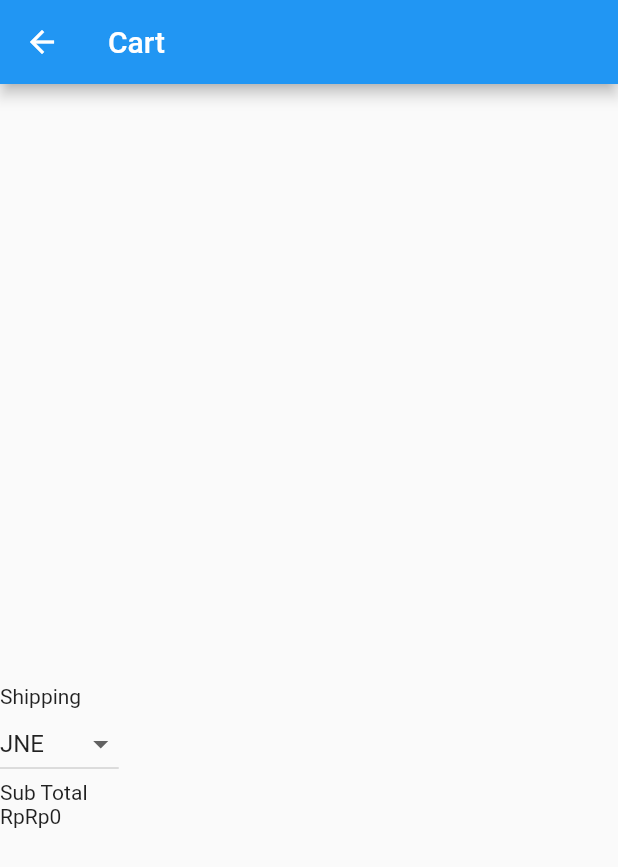
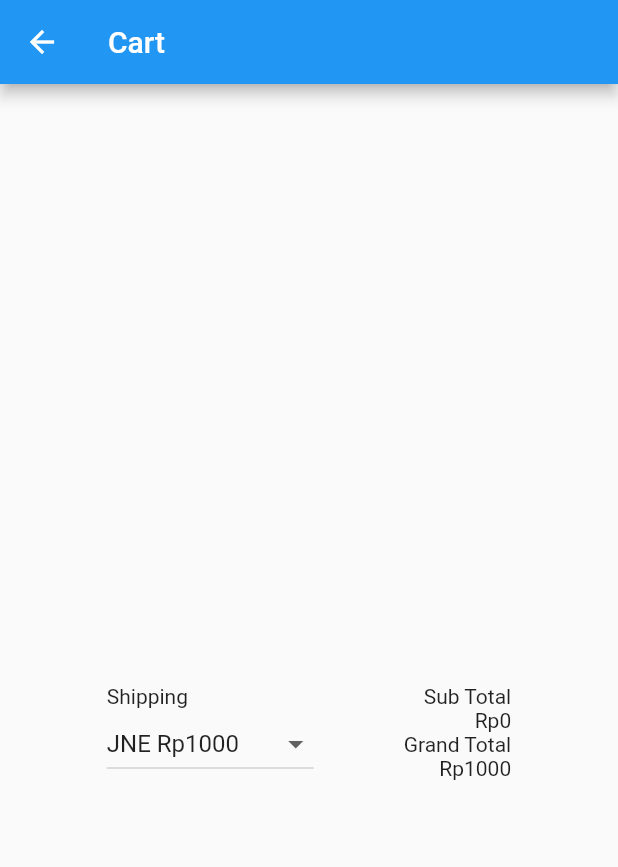
Before and after one commit to haniifac/proghyb_tts, a Flutter app: the screen it shows after launch, after a tap on the "shopping cart" icon, on a phone screen of 412 x 824 dp. Shown: the top 867 px of the screen. Run offline on Flutter 3.47's test engine with Material 2 defaults, Android fonts, the phone set to English and light mode, and no system bars.

Commit message:
bisa grand total dan pilih shipping

```diff
--- a/lib/cart_page.dart
+++ b/lib/cart_page.dart
@@ -10,12 +10,12 @@ class CartArguments{
   CartArguments(this.cart);
 }
 
-List<DropdownMenuItem<String>> get dropdownItems{
-  List<DropdownMenuItem<String>> menuItems = [
-    DropdownMenuItem(child: Text("JNE"),value: "JNE"),
-    DropdownMenuItem(child: Text("TIKI"),value: "TIKI"),
-    DropdownMenuItem(child: Text("SiCepat"),value: "SiCepat"),
-    DropdownMenuItem(child: Text("JNT"),value: "JNT"),
+List<DropdownMenuItem<int>> get dropdownItems{
+  List<DropdownMenuItem<int>> menuItems = [
+    DropdownMenuItem(child: Text("JNE Rp1000"),value: 1000),
+    DropdownMenuItem(child: Text("TIKI Rp2000"),value: 2000),
+    DropdownMenuItem(child: Text("SiCepat Rp3000"),value: 3000),
+    DropdownMenuItem(child: Text("JNT Rp4000"),value: 4000),
   ];
   return menuItems;
 }
@@ -36,10 +36,11 @@ class _CartPageState extends State<CartPage> {
     ScaffoldMessenger.of(context).showSnackBar(snackbar);
   }
 
-  String selectedKurir = "JNE";
+  int selectedKurir = 1000;
 
   HashMap subPrices = HashMap<String, double>();
   String subTotalString = "Rp0";
+  String grandTotalString = "Rp1000";
 
   updateText(String name, double newPrice) {
     setState(() {
@@ -53,6 +54,12 @@ class _CartPageState extends State<CartPage> {
     });
   }
 
+  updateGrandtotalString(double newPrice) {
+    setState(() {
+      grandTotalString = "Rp${newPrice}";
+    });
+  }
+
   @override
   Widget build(BuildContext context) {
     var args = ModalRoute.of(context)!.settings.arguments as CartArguments;
@@ -63,7 +70,6 @@ class _CartPageState extends State<CartPage> {
       ),
       body: SafeArea(
         child: Column(
-          crossAxisAlignment: CrossAxisAlignment.start,
           children: [
             SizedBox(
               height: 400,
@@ -104,6 +110,7 @@ class _CartPageState extends State<CartPage> {
 
                                     subTotal = countSubTotal(subPrices.values.toList());
                                     updateSubtotalString(subTotal);
+                                    updateGrandtotalString(subTotal + selectedKurir.toDouble());
 
                                     print(subPrices[args.cart[index].name].toString());
                                   },
@@ -124,18 +131,42 @@ class _CartPageState extends State<CartPage> {
                   }
               ),
             ),
+            Container(
+              child: Row(
+                mainAxisAlignment: MainAxisAlignment.center,
+                children: [
+                  Container(
+                    margin: EdgeInsets.only(right: 60),
+                    child: Column(
+                      crossAxisAlignment: CrossAxisAlignment.start,
+                      children: [
                         Text("Shipping"),
                         DropdownButton(
                           value: selectedKurir,
-              onChanged: (String? newValue){
+                          onChanged: (int? newValue){
                             setState(() {
                               selectedKurir = newValue!;
+                              var subTotal = countSubTotal(subPrices.values.toList());
+                              updateGrandtotalString(subTotal + selectedKurir.toDouble());
                             });
                           },
                           items: dropdownItems,
                         ),
+                      ],
+                    ),
+                  ),
+                  Column(
+                    crossAxisAlignment: CrossAxisAlignment.end,
+                    children: [
                       Text("Sub Total"),
-            Text("Rp${subTotalString}")
+                      Text("${subTotalString}"),
+                      Text("Grand Total"),
+                      Text("${grandTotalString}")
+                    ],
+                  )
+                ],
+              ),
+            ),
           ],
         ),
       ),
```
Lines whose indentation alone changed are shown as unchanged.
